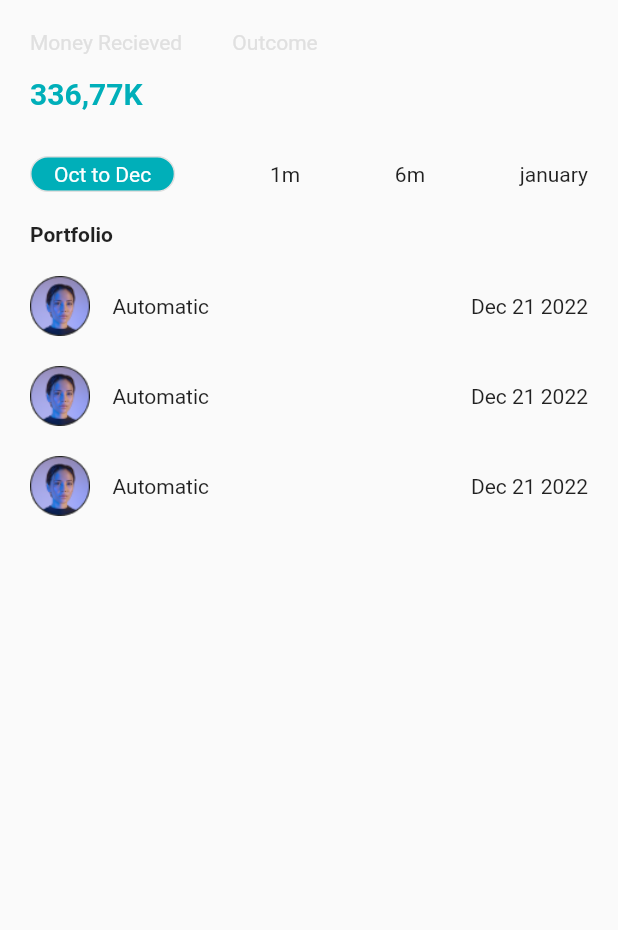
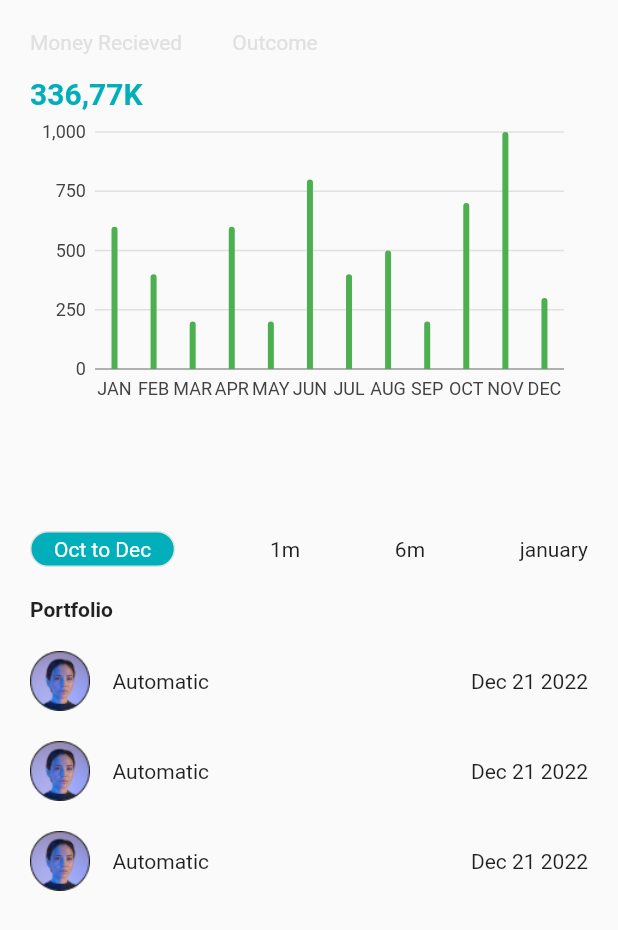
Before and after one commit to Console02/FraudSentry, a Flutter app: what staticspage() shows on an empty page, opened directly, on a phone screen of 412 x 824 dp. Shown: the top 930 px of the screen. Run offline on Flutter 3.47's test engine with Material 2 defaults, Android fonts, the phone set to English and light mode, and no system bars; our stand-ins replace charts_flutter, flutter_svg, google_fonts, google_maps_flutter, otp_text_field, pie_chart.

Commit message:
update on map

```diff
--- a/lib/screen/dash.dart
+++ b/lib/screen/dash.dart
@@ -8,8 +8,8 @@
 import 'package:fraudsentry/screen/dashboard/mycard.dart';
 import 'package:fraudsentry/screen/dashboard/profile/user_profile.dart';
 import 'package:fraudsentry/screen/dashboard/statics.dart';
-import 'package:syncfusion_flutter_charts/charts.dart';
-import 'package:syncfusion_flutter_charts/sparkcharts.dart';
+// import 'package:syncfusion_flutter_charts/charts.dart';
+// import 'package:syncfusion_flutter_charts/sparkcharts.dart';
 
 int _selectedIndex = 0;
 String itempage = "Dashboard";
--- /dev/null
+++ b/lib/screen/dashboard/salesclass.dart
@@ -0,0 +1,6 @@
+class Sales {
+  final String year;
+  final int sales;
+
+  Sales(this.year, this.sales);
+}
--- a/lib/screen/dashboard/statics.dart
+++ b/lib/screen/dashboard/statics.dart
@@ -1,7 +1,11 @@
+import 'dart:math';
+
 import 'package:flutter/material.dart';
 import 'package:flutter/src/foundation/key.dart';
 import 'package:flutter/src/widgets/container.dart';
 import 'package:flutter/src/widgets/framework.dart';
+import 'package:charts_flutter/flutter.dart' as charts;
+import 'package:fraudsentry/screen/dashboard/salesclass.dart';
 
 class staticspage extends StatefulWidget {
   const staticspage({Key? key}) : super(key: key);
@@ -11,10 +15,61 @@
 }
 
 class _staticspageState extends State<staticspage> {
+  List<charts.Series<Sales, String>>? seriesList;
+  List<charts.Series<Sales, String>> _createRandomData() {
+    final random = Random();
+
+    final desktopSalesData = [
+      // Sales('JAN', random.nextInt(100)),
+      Sales('JAN', 600),
+      Sales('FEB', 400),
+      Sales('MAR', 200),
+      Sales('APR', 600),
+      Sales('MAY', 200),
+      Sales('JUN', 800),
+      Sales('JUL', 400),
+      Sales('AUG', 500),
+      Sales('SEP', 200),
+      Sales('OCT', 700),
+      Sales('NOV', 1000),
+      Sales('DEC', 300),
+    ];
+
+    return [
+      charts.Series<Sales, String>(
+        id: 'Sales',
+        domainFn: (Sales sales, _) => sales.year,
+        measureFn: (Sales sales, _) => sales.sales,
+        data: desktopSalesData,
+        fillColorFn: (Sales sales, _) {
+          return charts.MaterialPalette.green.shadeDefault;
+        },
+      )
+    ];
+  }
+
   bool controler1 = true;
   bool controler2 = false;
   bool controler3 = false;
   bool controler4 = false;
+  barChart() {
+    return charts.BarChart(
+      seriesList!,
+      animate: true,
+      vertical: true,
+      defaultRenderer: charts.BarRendererConfig(
+        groupingType: charts.BarGroupingType.grouped,
+        maxBarWidthPx: 4,
+      ),
+    );
+  }
+
+  @override
+  void initState() {
+    super.initState();
+    seriesList = _createRandomData();
+  }
+
   @override
   Widget build(BuildContext context) {
     return ListView(
@@ -50,6 +105,18 @@
                           fontSize: 20)),
                 ],
               ),
+              Container(
+                width: 370,
+                height: 200,
+                child: barChart(),
+              ),
+
+              // charts.BarChart(
+              //   seriesList,
+              //   animate: true,
+              //   vertical: false,
+              // ),
+
               // Column(children: [
               //   //Initialize the chart widget
               //   SfCartesianChart(
@@ -94,7 +161,7 @@
               //   )
               // ]),
               const SizedBox(
-                height: 30,
+                height: 80,
               ),
               Row(
                 mainAxisAlignment: MainAxisAlignment.spaceBetween,
--- a/pubspec.yaml
+++ b/pubspec.yaml
@@ -36,10 +36,10 @@
   cupertino_icons: ^1.0.2
   otp_text_field: ^1.1.3
   charts_flutter:
-  syncfusion_flutter_charts:
   pie_chart:
   google_fonts:
   flutter_svg:
+  google_maps_flutter:
 
 dev_dependencies:
   flutter_test:
@@ -73,7 +73,7 @@
    - assets/Chatting.png
    - assets/Secure Shield.png
    - assets/icons/
-   - assets/images/
+  #  - assets/images/
 
 
 
```
Also changed, not shown: lib/screen/auth/otppage.dart (+11 -1 lines), lib/screen/auth/signin.dart (+39 -32 lines), lib/screen/auth/signup.dart (+20 -34 lines), lib/screen/dashboard/home.dart (+19 -7 lines), lib/screen/dashboard/profile/user_profile.dart (+9 -0 lines), lib/screen/dashboard/trasactiondetials.dart (+20 -2 lines), pubspec.lock, 2 other files.
